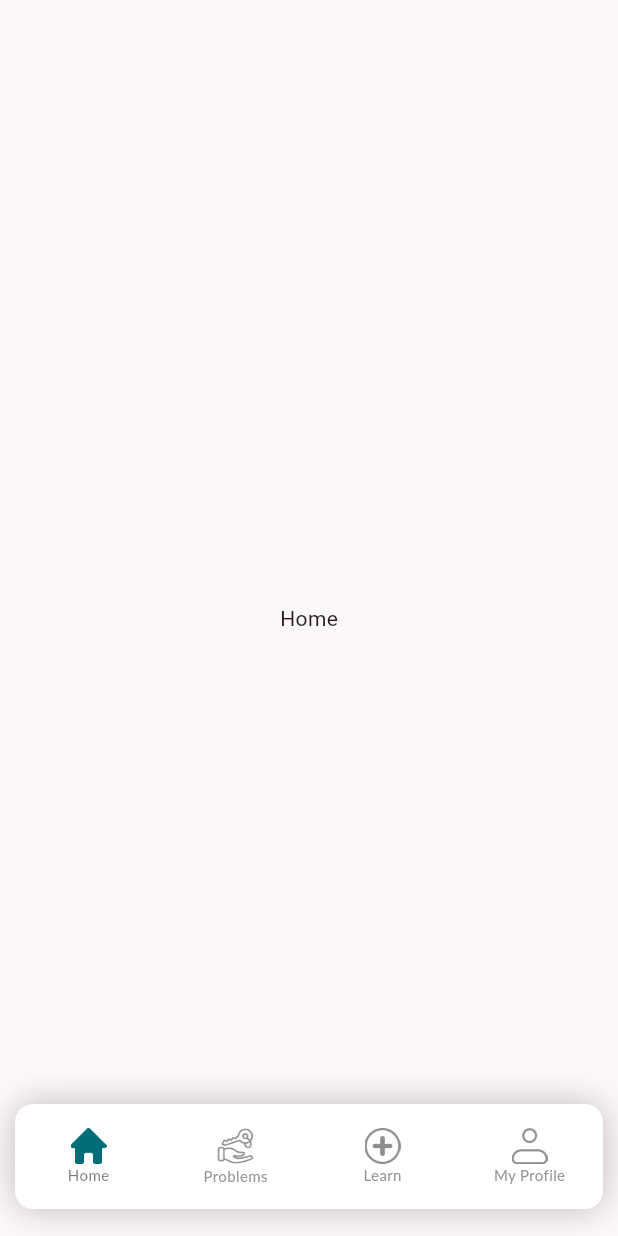
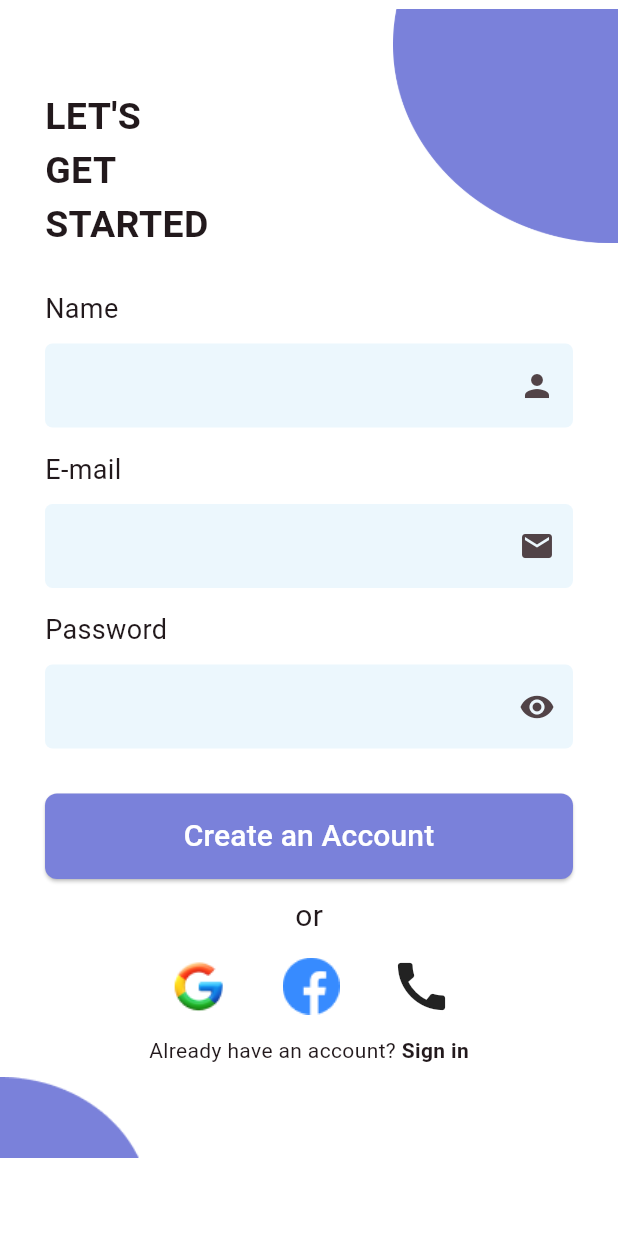
Before and after one commit to OKPooja/Code-Anywhere, a Flutter app: the screen it shows after launch, on a phone screen of 412 x 824 dp. Run offline on Flutter 3.47's test engine with Material 2 defaults, Android fonts, the phone set to English and light mode, and no system bars; our stand-ins replace flutter_screenutil, get, shared_preferences; Roboto replaces fonts that are missing (Lato).

Commit message:
login and register page added

```diff
--- /dev/null
+++ b/lib/auth/register.dart
@@ -0,0 +1,195 @@
+import 'package:flutter/material.dart';
+import 'package:flutter_screenutil/flutter_screenutil.dart';
+import 'package:get/get.dart';
+import 'package:project/auth/login.dart';
+
+import '../utils/colors.dart';
+import '../widgets/custom_button.dart';
+import '../widgets/custom_text_field.dart';
+
+class RegisterScreen extends StatefulWidget {
+  const RegisterScreen({Key? key}) : super(key: key);
+
+  @override
+  State<RegisterScreen> createState() => _RegisterScreenState();
+}
+
+class _RegisterScreenState extends State<RegisterScreen> {
+  TextEditingController nameController = TextEditingController();
+  TextEditingController emailController = TextEditingController();
+  TextEditingController passwordController = TextEditingController();
+
+  @override
+  Widget build(BuildContext context) {
+    return Scaffold(
+      backgroundColor: Colors.white,
+      body: SingleChildScrollView(
+        child: SizedBox(
+          height: MediaQuery.of(context).size.height,
+          child: Column(
+            crossAxisAlignment: CrossAxisAlignment.start,
+            children: [
+              Row(
+                mainAxisAlignment: MainAxisAlignment.spaceBetween,
+                children: [
+                  Column(
+                    children: [
+                      Padding(
+                        padding: EdgeInsets.only(top: 60.h, left: 30.w),
+                        child: Text(
+                          "LET'S \nGET\nSTARTED",
+                          style: TextStyle(
+                            fontSize: 25.sp,
+                            fontWeight: FontWeight.w700,
+                          ),
+                        ),
+                      ),
+                    ],
+                  ),
+                  Image.asset(
+                    'assets/auth/top_circle.png',
+                    width: 150.w,
+                    height: 160.h,
+                  ),
+                ],
+              ),
+              SizedBox(
+                height: 25.h,
+              ),
+              Padding(
+                padding: EdgeInsets.symmetric(horizontal: 30.w),
+                child: Column(
+                  crossAxisAlignment: CrossAxisAlignment.start,
+                  children: [
+                    Text(
+                      'Name',
+                      style: TextStyle(
+                        fontSize: 18.sp,
+                      ),
+                    ),
+                    SizedBox(
+                      height: 10.h,
+                    ),
+                    CustomTextField(
+                      controller: nameController,
+                      keyboardType: TextInputType.text,
+                      suffixIcon: Icons.person,
+                    ),
+                    SizedBox(
+                      height: 15.h,
+                    ),
+                    Text(
+                      'E-mail',
+                      style: TextStyle(
+                        fontSize: 18.sp,
+                      ),
+                    ),
+                    SizedBox(
+                      height: 10.h,
+                    ),
+                    CustomTextField(
+                      controller: emailController,
+                      keyboardType: TextInputType.text,
+                      suffixIcon: Icons.email,
+                    ),
+                    SizedBox(
+                      height: 15.h,
+                    ),
+                    Text(
+                      'Password',
+                      style: TextStyle(
+                        fontSize: 18.sp,
+                      ),
+                    ),
+                    SizedBox(
+                      height: 10.h,
+                    ),
+                    CustomTextField(
+                      controller: passwordController,
+                      keyboardType: TextInputType.text,
+                      suffixIcon: Icons.remove_red_eye_sharp,
+                    ),
+                    SizedBox(
+                      height: 30.h,
+                    ),
+                    CustomElevatedButton(
+                      text: 'Create an Account',
+                      onPressed: () {
+                      },
+                    ),
+                  ],
+                ),
+              ),
+              SizedBox(
+                height: 10.h,
+              ),
+              Center(
+                child: Text(
+                  'or',
+                  style: TextStyle(
+                    fontSize: 20.sp
+                  ),
+                ),
+              ),
+              SizedBox(
+                height: 10.h,
+              ),
+              Row(
+                mainAxisAlignment: MainAxisAlignment.center,
+                children: [
+                  Image.asset(
+                    'assets/auth/google logo.png',
+                    width: 45.w,
+                    height: 45.h,
+                  ),
+                  SizedBox(width: 30.w,),
+                  Image.asset(
+                    'assets/auth/facebook.png',
+                    width: 45.w,
+                    height: 45.h,
+                  ),
+                  SizedBox(width: 30.w,),
+                  const Icon(
+                    Icons.call,
+                    size: 42,
+                  ),
+                ],
+              ),
+              SizedBox(
+                height: 10.h,
+              ),
+              Row(
+                mainAxisAlignment: MainAxisAlignment.center,
+                children: [
+                  Text(
+                    'Already have an account?',
+                    style: TextStyle(
+                        fontSize: 14.sp
+                    ),
+                  ),
+                  GestureDetector(
+                    onTap: (){
+                      Get.to(() => const LoginScreen());
+                    },
+                    child: Text(
+                      ' Sign in',
+                      style: TextStyle(
+                          fontSize: 14.sp,
+                        fontWeight: FontWeight.bold
+                      ),
+                    ),
+                  ),
+                ],
+              ),
+              Image.asset(
+                  'assets/auth/bottom_circle.png',
+                  width: 100.w,
+                  height: 70.h,
+              ),
+            ],
+          ),
+        ),
+      ),
+    );
+  }
+}
--- a/lib/main.dart
+++ b/lib/main.dart
@@ -1,5 +1,7 @@
 import 'package:flutter/material.dart';
 import 'package:flutter_screenutil/flutter_screenutil.dart';
+import 'package:get/get_navigation/src/root/get_material_app.dart';
+import 'auth/register.dart';
 import 'bottom_nav.dart';
 
 void main() {
@@ -17,14 +19,15 @@ class MyApp extends StatelessWidget {
       minTextAdapt: true,
       splitScreenMode: true,
       builder: (context, child){
-        return MaterialApp(
+        return GetMaterialApp(
           debugShowCheckedModeBanner: false,
           title: 'Flutter Demo',
           theme: ThemeData(
             colorScheme: ColorScheme.fromSeed(seedColor: Colors.black54),
             useMaterial3: true,
           ),
-          home: BottomNav(currentIndex: 0,),
+          home: const RegisterScreen()
+          //home: BottomNav(currentIndex: 0,),
         );
       },
     );
--- /dev/null
+++ b/lib/utils/colors.dart
@@ -0,0 +1,5 @@
+import 'package:flutter/material.dart';
+
+class AppColors {
+  static Color primary = const Color(0xFF7A81DA);
+}
--- /dev/null
+++ b/lib/widgets/custom_button.dart
@@ -0,0 +1,36 @@
+import 'package:flutter/material.dart';
+import 'package:flutter_screenutil/flutter_screenutil.dart';
+import 'package:project/utils/colors.dart';
+
+class CustomElevatedButton extends StatelessWidget {
+  final String text;
+  final VoidCallback onPressed;
+
+  const CustomElevatedButton({
+    Key? key,
+    required this.text,
+    required this.onPressed,
+  }) : super(key: key);
+
+  @override
+  Widget build(BuildContext context) {
+    return ElevatedButton(
+      onPressed: onPressed,
+      style: ElevatedButton.styleFrom(
+        backgroundColor: AppColors.primary,
+        foregroundColor: Colors.white,
+        minimumSize: const Size(double.infinity, 50),
+        padding: const EdgeInsets.symmetric(vertical: 14.0),
+        shape: RoundedRectangleBorder(
+          borderRadius: BorderRadius.circular(8.0),
+        ),
+      ),
+      child: Text(
+          text,
+          style: TextStyle(
+            fontSize: 20.sp,
+          ),
+      ),
+    );
+  }
+}
--- /dev/null
+++ b/lib/widgets/custom_text_field.dart
@@ -0,0 +1,39 @@
+import 'package:flutter/material.dart';
+
+class CustomTextField extends StatelessWidget {
+  final TextEditingController controller;
+  final TextInputType keyboardType;
+  final IconData? suffixIcon;
+
+  const CustomTextField({
+    Key? key,
+    required this.controller,
+    this.keyboardType = TextInputType.text,
+    this.suffixIcon,
+  }) : super(key: key);
+
+  @override
+  Widget build(BuildContext context) {
+    return TextField(
+      controller: controller,
+      keyboardType: keyboardType,
+      decoration: InputDecoration(
+        border: OutlineInputBorder(
+          borderRadius: BorderRadius.circular(5.0),
+          borderSide: const BorderSide(color: Colors.transparent, width: 0.0),
+        ),
+        enabledBorder: OutlineInputBorder(
+          borderRadius: BorderRadius.circular(5.0),
+          borderSide: const BorderSide(color: Colors.transparent, width: 0.0),
+        ),
+        focusedBorder: OutlineInputBorder(
+          borderRadius: BorderRadius.circular(5.0),
+          borderSide: const BorderSide(color: Colors.transparent, width: 0.0),
+        ),
+        fillColor: const Color(0xFFECF7FD),
+        filled: true,
+        suffixIcon: suffixIcon != null ? Icon(suffixIcon) : null,
+      ),
+    );
+  }
+}
--- a/pubspec.yaml
+++ b/pubspec.yaml
@@ -20,7 +20,6 @@ dependencies:
   fluttertoast: ^8.2.4
   flutter_spinkit: ^5.2.0
 
-
   cupertino_icons: ^1.0.2
 
 dev_dependencies:
@@ -35,6 +34,7 @@ flutter:
 
   assets:
      - assets/bottom_nav_icons/
+     - assets/auth/
 
   # An image asset can refer to one or more resolution-specific "variants", see
   # https://flutter.dev/assets-and-images/#resolution-aware
```
Also changed, not shown: lib/auth/login.dart (added, +178 -0 lines), assets/auth/bottom_circle.png (added), assets/auth/facebook.png (added), assets/auth/google logo.png (added), assets/auth/top_circle.png (added).
